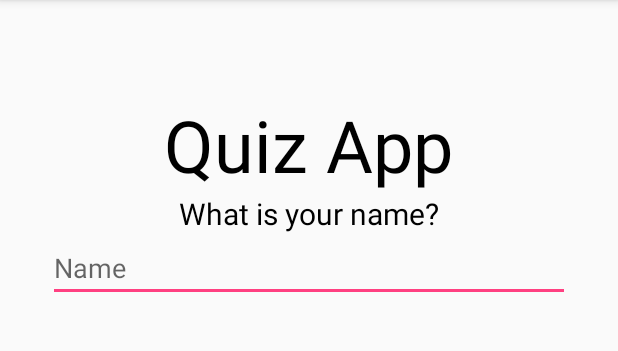
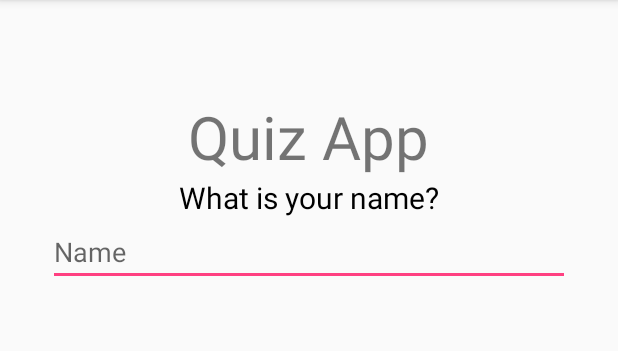
Before and after one commit to matukaz/ABND_3_QUIZ-, an Android app: the screen it shows after launch (MainActivity), on a phone screen of 412 x 824 dp, the part 84-435 px from its top. Run offline under Robolectric (Android 15) with nearby library versions, the phone set to English and light mode, and no system bars.

```diff
--- a/app/src/main/AndroidManifest.xml
+++ b/app/src/main/AndroidManifest.xml
@@ -4,6 +4,7 @@
 
     <application
         android:allowBackup="true"
+        android:configChanges="keyboardHidden|orientation|screenSize"
         android:icon="@mipmap/ic_launcher"
         android:label="@string/app_name"
         android:supportsRtl="true"
@@ -16,5 +17,4 @@
             </intent-filter>
         </activity>
     </application>
-
 </manifest>
--- /dev/null
+++ b/app/src/main/java/com/teddydev/abnd_3_quiz_app/Model/Questions.java
@@ -0,0 +1,15 @@
+package com.teddydev.abnd_3_quiz_app.Model;
+
+import java.util.ArrayList;
+
+/**
+ * Created by Matu on 29.01.2017.
+ */
+
+public interface Questions {
+    ArrayList<String> getQuestions();
+
+    String getQuestion();
+
+    boolean isCorrectAnswer(ArrayList<Integer> answers);
+}
--- a/app/src/main/java/com/teddydev/abnd_3_quiz_app/SingleAnswer.java
+++ b/app/src/main/java/com/teddydev/abnd_3_quiz_app/Model/SingleAnswer.java
@@ -1,8 +1,8 @@
-package com.teddydev.abnd_3_quiz_app;
+package com.teddydev.abnd_3_quiz_app.Model;
 
 import java.util.ArrayList;
 
-public class SingleAnswer {
+public class SingleAnswer implements Questions {
 
     private int correctAnswer;
     private String question;
@@ -22,7 +22,7 @@ public class SingleAnswer {
         this.question = question;
     }
 
-    public int getCorrectAnswer() {
+    public int isCorrectAnswer() {
         return correctAnswer;
     }
 
@@ -42,7 +42,12 @@ public class SingleAnswer {
     public String toString() {
         return "SingleAnswer{" +
                 ", correctAnswer=" + correctAnswer +
-                ", questions=" + questions +
+                ", answerQuestionList=" + questions +
                 '}';
     }
+
+    @Override
+    public boolean isCorrectAnswer(ArrayList<Integer> answers) {
+        return answers.get(0) == correctAnswer;
+    }
 }
--- a/app/src/main/res/layout/activity_main.xml
+++ b/app/src/main/res/layout/activity_main.xml
@@ -5,20 +5,15 @@
     android:layout_height="match_parent"
     android:fillViewport="true">
 
-
     <LinearLayout
         android:id="@+id/activity_main"
         android:layout_width="match_parent"
-        android:layout_height="match_parent"
+        android:layout_height="wrap_content"
         android:paddingBottom="@dimen/activity_vertical_margin"
         android:paddingLeft="@dimen/activity_horizontal_margin"
         android:paddingRight="@dimen/activity_horizontal_margin"
         android:paddingTop="@dimen/activity_vertical_margin"
         tools:context="com.teddydev.abnd_3_quiz_app.MainActivity">
-
-        <FrameLayout
-            android:layout_width="match_parent"
-            android:layout_height="match_parent">
 
             <RelativeLayout
                 android:id="@+id/name_layout"
@@ -31,19 +26,18 @@
                     android:layout_width="wrap_content"
                     android:layout_height="wrap_content"
                     android:layout_centerHorizontal="true"
-                    android:text="Quiz App"
-                    android:textColor="#000000"
-                    android:textSize="48dp" />
+                    android:text="@string/quiz_app"
+                    android:textSize="40sp" />
 
                 <TextView
                     android:id="@+id/name_description_textview"
+                    style="@style/textview_sytle"
                     android:layout_width="wrap_content"
                     android:layout_height="wrap_content"
                     android:layout_below="@id/name_title_textview"
                     android:layout_centerHorizontal="true"
-                    android:text="What is your name?"
-                    android:textColor="#000000"
-                    android:textSize="20dp" />
+                    android:text="@string/what_is_your_name"
+                    android:textSize="20sp" />
 
                 <EditText
                     android:id="@+id/name_edittext"
@@ -52,12 +46,10 @@
                     android:layout_below="@id/name_description_textview"
                     android:layout_marginLeft="16dp"
                     android:layout_marginRight="16dp"
-                    android:hint="Name"
+                    android:hint="@string/name"
                     android:imeOptions="flagNoExtractUi"
                     android:inputType="textCapWords" />
 
             </RelativeLayout>
-        </FrameLayout>
     </LinearLayout>
-
 </ScrollView>
--- a/app/src/main/res/values/colors.xml
+++ b/app/src/main/res/values/colors.xml
@@ -3,4 +3,5 @@
     <color name="colorPrimary">#3F51B5</color>
     <color name="colorPrimaryDark">#303F9F</color>
     <color name="colorAccent">#FF4081</color>
+    <color name="colorTextView">#000000</color>
 </resources>
--- a/app/src/main/res/values/strings.xml
+++ b/app/src/main/res/values/strings.xml
@@ -2,5 +2,10 @@
     <string name="app_name">ABND_3_QUIZ_APP</string>
     <string name="submit">submit</string>
     <string name="next_question">Next Question</string>
-    <string name="question_nr">Question nr: %s</string>
+    <string name="thanks_for_playing">Thanks for playing,\n%1s</string>
+    <string name="answer_correct">Answer was correct!</string>
+    <string name="answer_incorrect">Answer was incorrect!</string>
+    <string name="quiz_app">Quiz App</string>
+    <string name="what_is_your_name">What is your name?</string>
+    <string name="name">Name</string>
 </resources>
--- a/app/src/main/res/values/styles.xml
+++ b/app/src/main/res/values/styles.xml
@@ -8,4 +8,7 @@
         <item name="colorAccent">@color/colorAccent</item>
     </style>
 
+    <style name="textview_sytle">
+        <item name="android:textColor">@color/colorTextView</item>
+    </style>
 </resources>
```
Also changed, not shown: app/src/main/java/com/teddydev/abnd_3_quiz_app/MainActivity.java (+92 -21 lines), app/src/main/java/com/teddydev/abnd_3_quiz_app/Model/MultipleAnswer.java (added, +70 -0 lines), app/src/main/java/com/teddydev/abnd_3_quiz_app/Util/Util.java (renamed from app/src/main/java/com/teddydev/abnd_3_quiz_app/Util.java, +6 -8 lines), app/src/main/res/layout/button_next_question.xml (added, +8 -0 lines), app/src/main/res/layout/end_layout.xml (added, +18 -0 lines), 2 other files.
